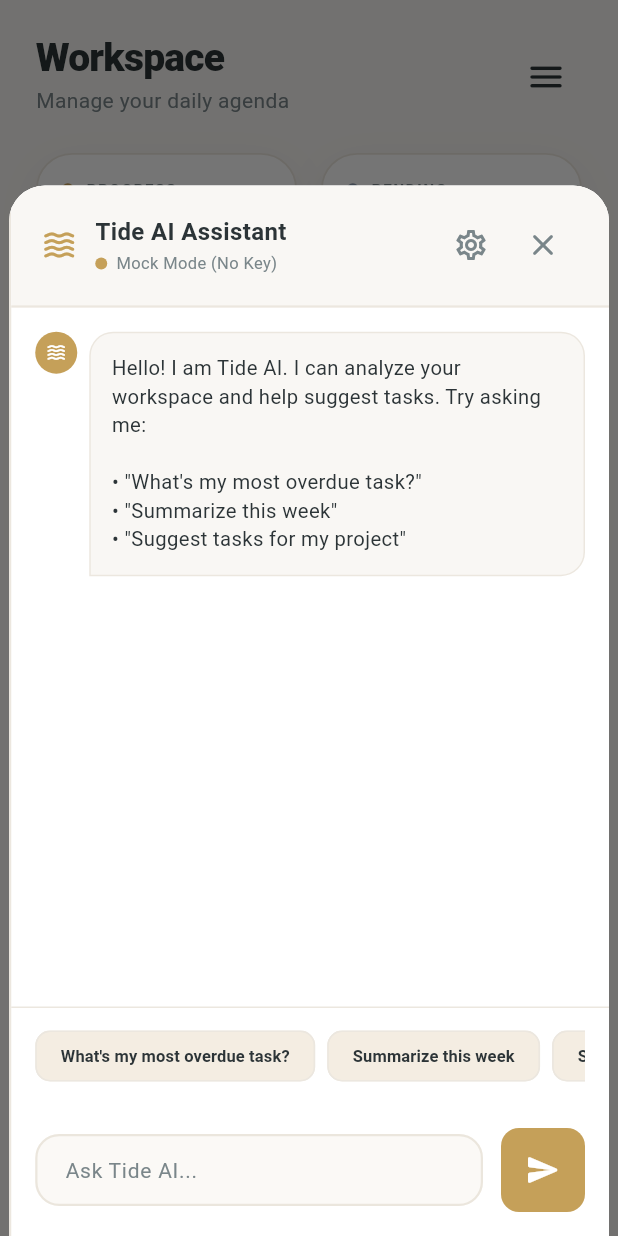
After one commit to anjo2007/tide, a Flutter app: the DashboardScreen screen opened directly, after a tap on the "forum" icon, on a phone screen of 412 x 824 dp. The commit adds this screen. Run offline on Flutter 3.47's test engine with Material 3 defaults, Android fonts, the light colour scheme and no system bars; our stand-ins replace cloud_firestore, firebase_auth, firebase_core, firebase_storage, google_generative_ai, google_sign_in and 2 more; accounts and stored records are empty.

Commit message:
feat: integrate gemini-powered ai chat assistant with task context and message history

```diff
--- /dev/null
+++ b/lib/services/ai_service.dart
@@ -0,0 +1,190 @@
+import 'package:flutter/foundation.dart';
+import 'package:google_generative_ai/google_generative_ai.dart';
+import 'package:shared_preferences/shared_preferences.dart';
+import 'package:tide/models/task_model.dart';
+import 'package:tide/models/category_model.dart';
+
+class AIService {
+  static final AIService _instance = AIService._internal();
+  factory AIService() => _instance;
+  AIService._internal();
+
+  static const String _apiKeyPrefsKey = 'gemini_api_key';
+
+  // Get saved API key
+  Future<String> getApiKey() async {
+    final prefs = await SharedPreferences.getInstance();
+    return prefs.getString(_apiKeyPrefsKey) ?? '';
+  }
+
+  // Save API key
+  Future<void> saveApiKey(String apiKey) async {
+    final prefs = await SharedPreferences.getInstance();
+    await prefs.setString(_apiKeyPrefsKey, apiKey.trim());
+  }
+
+  // Send message to Gemini with task list context
+  Future<String> getAIResponse({
+    required String userMessage,
+    required List<TaskModel> tasks,
+  }) async {
+    final apiKey = await getApiKey();
+
+    if (apiKey.isEmpty) {
+      // No API key - Run offline mock intelligence
+      return _getMockResponse(userMessage, tasks);
+    }
+
+    try {
+      // 1. Construct system instruction context containing the user's tasks
+      final now = DateTime.now();
+      final tasksContext = tasks.map((t) {
+        final category = CategoryModel.defaultCategories.firstWhere(
+          (c) => c.id == t.categoryId,
+          orElse: () => CategoryModel(id: 'other', name: 'Other', iconName: 'bookmark', colorValue: 0xFF7A868A),
+        );
+        return '- ID: ${t.id}, Title: "${t.title}", Desc: "${t.description}", Board: ${category.name}, Priority: ${t.priority}, Due: ${t.dueDate.toIso8601String()}, Done: ${t.isCompleted}';
+      }).join('\n');
+
+      final systemInstruction = '''
+You are Tide AI, an advanced, premium, and friendly productivity assistant built into the Tide Task Manager.
+You have direct, real-time access to the user's task database to answer their questions.
+
+Current Local Time: ${now.toIso8601String()}
+
+Here is the user's current task list:
+$tasksContext
+
+Instructions:
+1. Always analyze the task list above when answering queries about overdue tasks, weekly agendas, summaries, or suggestions.
+2. Answer concisely in clean, beautiful Markdown.
+3. If they ask about "most overdue task", locate the incomplete tasks whose due dates are in the past, pick the oldest one, and describe it clearly.
+4. If they ask to "summarize this week", count tasks due, completed rates, priority highlights, and write a summary.
+5. If they ask to "suggest tasks", suggest 3 smart, highly relevant tasks based on the categories they currently work on (e.g. Work, Personal, Shopping).
+''';
+
+      // 2. Initialize Gemini Model
+      final model = GenerativeModel(
+        model: 'gemini-1.5-flash',
+        apiKey: apiKey,
+        systemInstruction: Content.system(systemInstruction),
+      );
+
+      // 3. Generate content
+      final content = [Content.text(userMessage)];
+      final response = await model.generateContent(content);
+
+      return response.text ?? 'I received an empty response from Gemini. Please try again.';
+    } catch (e) {
+      debugPrint('Gemini API Error: $e');
+      return 'Error connecting to Gemini: ${e.toString()}\n\n*Tip: Double-check your API key in the chat settings gear.*';
+    }
+  }
+
+  // High-fidelity local Dart-based parser for Offline Mock Mode
+  Future<String> _getMockResponse(String message, List<TaskModel> tasks) async {
+    await Future.delayed(const Duration(milliseconds: 1000));
+    final cleanMsg = message.toLowerCase().trim();
+    final now = DateTime.now();
+
+    // 1. "What's my most overdue task?"
+    if (cleanMsg.contains('overdue') || cleanMsg.contains('most overdue')) {
+      final overdueTasks = tasks.where((t) {
+        if (t.isCompleted) return false;
+        // Check if due date is before today (and not today)
+        return t.dueDate.isBefore(now) &&
+            !(t.dueDate.year == now.year && t.dueDate.month == now.month && t.dueDate.day == now.day);
+      }).toList();
+
+      if (overdueTasks.isEmpty) {
+        return "✨ **Tide AI:** Great news! You have **no overdue tasks** currently. Keep up the gentle flow!";
+      }
+
+      // Sort by due date (oldest first)
+      overdueTasks.sort((a, b) => a.dueDate.compareTo(b.dueDate));
+      final mostOverdue = overdueTasks.first;
+      final daysAgo = now.difference(mostOverdue.dueDate).inDays;
+      final formattedDate = "${mostOverdue.dueDate.month}/${mostOverdue.dueDate.day}";
+
+      return """
+⚠️ **Your Most Overdue Task:**
+
+*   **Task:** **${mostOverdue.title}**
+*   **Due Date:** $formattedDate (${daysAgo == 0 ? 'Yesterday' : '$daysAgo days ago'})
+*   **Priority:** `${mostOverdue.priority}`
+*   **Notes:** ${mostOverdue.description.isNotEmpty ? mostOverdue.description : 'No notes added.'}
+
+*Recommendation: Tackle this task first to clear your mind!*
+""";
+    }
+
+    // 2. "Summarize this week"
+    if (cleanMsg.contains('summarize') || cleanMsg.contains('summary') || cleanMsg.contains('week')) {
+      final completed = tasks.where((t) => t.isCompleted).length;
+      final pending = tasks.where((t) => !t.isCompleted).length;
+      final highPrio = tasks.where((t) => t.priority == 'High' && !t.isCompleted).length;
+
+      final completionRate = tasks.isEmpty ? 0 : ((completed / tasks.length) * 100).toInt();
+
+      return """
+📊 **Weekly Productivity Summary:**
+
+Here is the status of your tasks:
+*   **Total Tasks:** ${tasks.length}
+*   **Completed:** $completed
+*   **Pending:** $pending
+*   **Urgent (High Priority):** $highPrio
+*   **Completion Rate:** `$completionRate%`
+
+💡 **AI Insights:**
+${completionRate > 50 ? '🎉 You are doing great! More than half of your tasks are completed.' : '🌊 Take a deep breath. Focus on your High Priority tasks first to build momentum.'}
+""";
+    }
+
+    // 3. "Suggest tasks for my project"
+    if (cleanMsg.contains('suggest') || cleanMsg.contains('recommend') || cleanMsg.contains('project')) {
+      // Find the most active category
+      final categoryCounts = <String, int>{};
+      for (var t in tasks) {
+        categoryCounts[t.categoryId] = (categoryCounts[t.categoryId] ?? 0) + 1;
+      }
+
+      var topCategory = 'work';
+      var maxCount = 0;
+      categoryCounts.forEach((key, val) {
+        if (val > maxCount) {
+          maxCount = val;
+          topCategory = key;
+        }
+      });
+
+      final category = CategoryModel.defaultCategories.firstWhere(
+        (c) => c.id == topCategory,
+        orElse: () => CategoryModel(id: 'work', name: 'Work', iconName: 'work', colorValue: 0xFFC5A059),
+      );
+
+      return """
+💡 **Suggested Tasks for your "${category.name}" board:**
+
+Based on your current focus, here are 3 recommended follow-up actions:
+1.  **Review progress milestones** — Block out 15 minutes to organize outstanding items on this board.
+2.  **Define next subtasks** — Break down your largest pending task into 3 manageable chunks.
+3.  **Clean up archives** — Mark older, completed tasks as done or delete items you no longer need.
+
+*Note: Configure your Gemini API key in the chat settings to receive personalized, advanced suggestions!*
+""";
+    }
+
+    // Generic response
+    return """
+👋 **Hello! I am Tide AI.**
+
+I can help you analyze your tasks and plan your workflow. Try asking me:
+*   *"What's my most overdue task?"*
+*   *"Summarize this week"*
+*   *"Suggest tasks for my project"*
+
+*💡 Note: Connect your Gemini API Key in the chat settings (gear icon) to unlock real-time advanced conversational intelligence.*
+""";
+  }
+}
--- a/lib/views/dashboard/dashboard_screen.dart
+++ b/lib/views/dashboard/dashboard_screen.dart
@@ -7,6 +7,7 @@ import 'package:tide/views/dashboard/widgets/sidebar_menu.dart';
 import 'package:tide/views/dashboard/widgets/stat_summary.dart';
 import 'package:tide/views/dashboard/widgets/task_list.dart';
 import 'package:tide/views/task/task_editor_screen.dart';
+import 'package:tide/views/dashboard/widgets/ai_assistant_panel.dart';
 
 class DashboardScreen extends StatefulWidget {
   const DashboardScreen({super.key});
@@ -17,6 +18,35 @@ class DashboardScreen extends StatefulWidget {
 
 class _DashboardScreenState extends State<DashboardScreen> {
   final _searchController = TextEditingController();
+  bool _showAiAssistant = false;
+
+  void _toggleAiAssistant() {
+    final size = MediaQuery.of(context).size;
+    final isDesktop = size.width > 950;
+    if (isDesktop) {
+      setState(() {
+        _showAiAssistant = !_showAiAssistant;
+      });
+    } else {
+      showModalBottomSheet(
+        context: context,
+        isScrollControlled: true,
+        backgroundColor: Colors.white,
+        shape: const RoundedRectangleBorder(
+          borderRadius: BorderRadius.vertical(top: Radius.circular(24)),
+        ),
+        builder: (context) => SizedBox(
+          height: MediaQuery.of(context).size.height * 0.85,
+          child: ClipRRect(
+            borderRadius: const BorderRadius.vertical(top: Radius.circular(24)),
+            child: AIAssistantPanel(
+              onClose: () => Navigator.pop(context),
+            ),
+          ),
+        ),
+      );
+    }
+  }
 
   @override
   void initState() {
@@ -183,7 +213,25 @@ class _DashboardScreenState extends State<DashboardScreen> {
           Expanded(
             child: Scaffold(
               body: SafeArea(child: mainContent),
-              floatingActionButton: FloatingActionButton.extended(
+              floatingActionButton: Column(
+                mainAxisSize: MainAxisSize.min,
+                crossAxisAlignment: CrossAxisAlignment.end,
+                children: [
+                  FloatingActionButton(
+                    heroTag: 'ai_chat_fab',
+                    backgroundColor: AppTheme.goldAccent,
+                    foregroundColor: Colors.white,
+                    tooltip: 'Ask Tide AI',
+                    onPressed: _toggleAiAssistant,
+                    child: Icon(
+                      isDesktop && _showAiAssistant
+                          ? Icons.close_rounded
+                          : Icons.forum_rounded,
+                    ),
+                  ),
+                  const SizedBox(height: 12),
+                  FloatingActionButton.extended(
+                    heroTag: 'add_task_fab',
                     onPressed: () {
                       final auth = Provider.of<AuthProvider>(context, listen: false);
                       if (auth.user != null) {
@@ -198,7 +246,13 @@ class _DashboardScreenState extends State<DashboardScreen> {
                     icon: const Icon(Icons.add_rounded),
                     label: const Text('Add Task', style: TextStyle(fontWeight: FontWeight.bold)),
                   ),
+                ],
               ),
+            ),
+          ),
+          if (isDesktop && _showAiAssistant)
+            AIAssistantPanel(
+              onClose: () => setState(() => _showAiAssistant = false),
             ),
         ],
       ),
--- /dev/null
+++ b/lib/views/dashboard/widgets/ai_assistant_panel.dart
@@ -0,0 +1,390 @@
+import 'package:flutter/material.dart';
+import 'package:provider/provider.dart';
+import 'package:tide/providers/task_provider.dart';
+import 'package:tide/services/ai_service.dart';
+import 'package:tide/theme/app_theme.dart';
+
+class ChatMessage {
+  final String text;
+  final bool isUser;
+  final DateTime timestamp;
+
+  ChatMessage({
+    required this.text,
+    required this.isUser,
+    required this.timestamp,
+  });
+}
+
+class AIAssistantPanel extends StatefulWidget {
+  final VoidCallback onClose;
+  const AIAssistantPanel({super.key, required this.onClose});
+
+  @override
+  State<AIAssistantPanel> createState() => _AIAssistantPanelState();
+}
+
+class _AIAssistantPanelState extends State<AIAssistantPanel> {
+  final List<ChatMessage> _messages = [];
+  final _textController = TextEditingController();
+  final _apiKeyController = TextEditingController();
+  final _scrollController = ScrollController();
+
+  bool _isLoading = false;
+  bool _showSettings = false;
+  bool _hasApiKey = false;
+  final AIService _aiService = AIService();
+
+  @override
+  void initState() {
+    super.initState();
+    _loadSettings();
+    _addInitialGreeting();
+  }
+
+  @override
+  void dispose() {
+    _textController.dispose();
+    _apiKeyController.dispose();
+    _scrollController.dispose();
+    super.dispose();
+  }
+
+  Future<void> _loadSettings() async {
+    final key = await _aiService.getApiKey();
+    setState(() {
+      _apiKeyController.text = key;
+      _hasApiKey = key.isNotEmpty;
+    });
+  }
+
+  void _addInitialGreeting() {
+    _messages.add(
+      ChatMessage(
+        text: "Hello! I am Tide AI. I can analyze your workspace and help suggest tasks. Try asking me:\n\n• \"What's my most overdue task?\"\n• \"Summarize this week\"\n• \"Suggest tasks for my project\"",
+        isUser: false,
+        timestamp: DateTime.now(),
+      ),
+    );
+  }
+
+  Future<void> _saveApiKey() async {
+    await _aiService.saveApiKey(_apiKeyController.text.trim());
+    setState(() {
+      _hasApiKey = _apiKeyController.text.trim().isNotEmpty;
+      _showSettings = false;
+    });
+    if (mounted) {
+      ScaffoldMessenger.of(context).showSnackBar(
+        SnackBar(
+          content: Text(_hasApiKey ? 'Gemini API Key saved successfully!' : 'API Key cleared. Using local Mock Mode.'),
+        ),
+      );
+    }
+  }
+
+  Future<void> _sendMessage(String text) async {
+    if (text.trim().isEmpty) return;
+
+    final userMsg = ChatMessage(text: text, isUser: true, timestamp: DateTime.now());
+    setState(() {
+      _messages.add(userMsg);
+      _isLoading = true;
+    });
+    _textController.clear();
+    _scrollToBottom();
+
+    final taskProvider = Provider.of<TaskProvider>(context, listen: false);
+    final tasks = taskProvider.tasks;
+
+    final aiResponse = await _aiService.getAIResponse(
+      userMessage: text,
+      tasks: tasks,
+    );
+
+    if (mounted) {
+      setState(() {
+        _messages.add(
+          ChatMessage(text: aiResponse, isUser: false, timestamp: DateTime.now()),
+        );
+        _isLoading = false;
+      });
+      _scrollToBottom();
+    }
+  }
+
+  void _scrollToBottom() {
+    WidgetsBinding.instance.addPostFrameCallback((_) {
+      if (_scrollController.hasClients) {
+        _scrollController.animateTo(
+          _scrollController.position.maxScrollExtent,
+          duration: const Duration(milliseconds: 300),
+          curve: Curves.easeOut,
+        );
+      }
+    });
+  }
+
+  @override
+  Widget build(BuildContext context) {
+    return Container(
+      width: 400,
+      decoration: BoxDecoration(
+        color: Colors.white,
+        border: const Border(left: BorderSide(color: Color(0xFFECE7DF), width: 1.5)),
+        boxShadow: AppTheme.premiumShadow,
+      ),
+      child: Column(
+        crossAxisAlignment: CrossAxisAlignment.stretch,
+        children: [
+          // Header Section
+          Container(
+            padding: const EdgeInsets.symmetric(horizontal: 20, vertical: 16),
+            decoration: const BoxDecoration(
+              color: AppTheme.creamBg,
+              border: Border(bottom: BorderSide(color: Color(0xFFECE7DF), width: 1.5)),
+            ),
+            child: SafeArea(
+              bottom: false,
+              child: Row(
+                children: [
+                  const Icon(Icons.waves_rounded, color: AppTheme.goldAccent, size: 24),
+                  const SizedBox(width: 12),
+                  Expanded(
+                    child: Column(
+                      crossAxisAlignment: CrossAxisAlignment.start,
+                      children: [
+                        const Text(
+                          'Tide AI Assistant',
+                          style: TextStyle(fontWeight: FontWeight.bold, fontSize: 16, color: AppTheme.textDark),
+                        ),
+                        Row(
+                          children: [
+                            Container(
+                              width: 8,
+                              height: 8,
+                              decoration: BoxDecoration(
+                                color: _hasApiKey ? AppTheme.successSage : AppTheme.goldAccent,
+                                shape: BoxShape.circle,
+                              ),
+                            ),
+                            const SizedBox(width: 6),
+                            Text(
+                              _hasApiKey ? 'Gemini Live' : 'Mock Mode (No Key)',
+                              style: const TextStyle(fontSize: 11, color: AppTheme.textMuted),
+                            ),
+                          ],
+                        ),
+                      ],
+                    ),
+                  ),
+                  IconButton(
+                    icon: Icon(Icons.settings_outlined, color: _showSettings ? AppTheme.goldAccent : AppTheme.textMuted),
+                    onPressed: () => setState(() => _showSettings = !_showSettings),
+                  ),
+                  IconButton(
+                    icon: const Icon(Icons.close_rounded, color: AppTheme.textMuted),
+                    onPressed: widget.onClose,
+                  ),
+                ],
+              ),
+            ),
+          ),
+
+          // API Key Settings panel
+          if (_showSettings)
+            Container(
+              padding: const EdgeInsets.all(16),
+              decoration: const BoxDecoration(
+                color: Color(0xFFFAF8F5),
+                border: Border(bottom: BorderSide(color: Color(0xFFECE7DF))),
+              ),
+              child: Column(
+                crossAxisAlignment: CrossAxisAlignment.stretch,
+                children: [
+                  Row(
+                    mainAxisAlignment: MainAxisAlignment.spaceBetween,
+                    children: [
+                      const Text(
+                        'Gemini API Key Settings',
+                        style: TextStyle(fontWeight: FontWeight.bold, fontSize: 13, color: AppTheme.textDark),
+                      ),
+                      InkWell(
+                        onTap: () {
+                          // Inform user about Google AI Studio
+                        },
+                        child: const Text(
+                          'Google AI Studio ↗',
+                          style: TextStyle(color: AppTheme.infoBlue, fontSize: 11, fontWeight: FontWeight.bold),
+                        ),
+                      ),
+                    ],
+                  ),
+                  const SizedBox(height: 10),
+                  TextField(
+                    controller: _apiKeyController,
+                    obscureText: true,
+                    decoration: InputDecoration(
+                      hintText: 'Paste Gemini API Key...',
+                      hintStyle: const TextStyle(fontSize: 12),
+                      contentPadding: const EdgeInsets.symmetric(horizontal: 12, vertical: 10),
+                      suffixIcon: IconButton(
+                        icon: const Icon(Icons.save_rounded, color: AppTheme.goldAccent),
+                        onPressed: _saveApiKey,
+                      ),
+                    ),
+                  ),
+                ],
+              ),
+            ),
+
+          // Message List
+          Expanded(
+            child: ListView.builder(
+              controller: _scrollController,
+              padding: const EdgeInsets.all(16),
+              itemCount: _messages.length,
+              itemBuilder: (context, index) {
+                final msg = _messages[index];
+                return _buildMessageBubble(msg);
+              },
+            ),
+          ),
+
+          if (_isLoading)
+            Padding(
+              padding: const EdgeInsets.only(left: 20, bottom: 12),
+              child: Row(
+                children: [
+                  Container(
+                    padding: const EdgeInsets.all(12),
+                    decoration: BoxDecoration(
+                      color: const Color(0xFFF1EFEA),
+                      borderRadius: BorderRadius.circular(16),
+                    ),
+                    child: const SizedBox(
+                      width: 16,
+                      height: 16,
+                      child: CircularProgressIndicator(
+                        strokeWidth: 2,
+                        valueColor: AlwaysStoppedAnimation(AppTheme.goldAccent),
+                      ),
+                    ),
+                  ),
+                ],
+              ),
+            ),
+
+          // Suggestion Chips
+          Container(
+            padding: const EdgeInsets.symmetric(horizontal: 16, vertical: 8),
+            decoration: const BoxDecoration(
+              border: Border(top: BorderSide(color: Color(0xFFECE7DF), width: 1)),
+            ),
+            child: SingleChildScrollView(
+              scrollDirection: Axis.horizontal,
+              child: Row(
+                children: [
+                  _buildSuggestionChip("What's my most overdue task?"),
+                  _buildSuggestionChip("Summarize this week"),
+                  _buildSuggestionChip("Suggest tasks for my project"),
+                ],
+              ),
+            ),
+          ),
+
+          // Input Bar
+          Padding(
+            padding: const EdgeInsets.all(16),
+            child: Row(
+              children: [
+                Expanded(
+                  child: TextField(
+                    controller: _textController,
+                    onSubmitted: (val) => _sendMessage(val),
+                    decoration: const InputDecoration(
+                      hintText: 'Ask Tide AI...',
+                      contentPadding: EdgeInsets.symmetric(horizontal: 16, vertical: 12),
+                    ),
+                  ),
+                ),
+                const SizedBox(width: 12),
+                IconButton(
+                  onPressed: () => _sendMessage(_textController.text),
+                  style: IconButton.styleFrom(
+                    backgroundColor: AppTheme.goldAccent,
+                    foregroundColor: Colors.white,
+                    shape: RoundedRectangleBorder(borderRadius: BorderRadius.circular(12)),
+                    padding: const EdgeInsets.all(16),
+                  ),
+                  icon: const Icon(Icons.send_rounded),
+                ),
+              ],
+            ),
+          ),
+        ],
+      ),
+    );
+  }
+
+  Widget _buildSuggestionChip(String text) {
+    return Container(
+      margin: const EdgeInsets.only(right: 8),
+      child: ActionChip(
+        label: Text(text, style: const TextStyle(fontSize: 11, color: AppTheme.textDark)),
+        backgroundColor: AppTheme.goldLight,
+        side: const BorderSide(color: Color(0xFFECE7DF)),
+        shape: RoundedRectangleBorder(borderRadius: BorderRadius.circular(10)),
+        onPressed: () => _sendMessage(text),
+      ),
+    );
+  }
+
+  Widget _buildMessageBubble(ChatMessage msg) {
+    final alignRight = msg.isUser;
+    return Container(
+      margin: const EdgeInsets.only(bottom: 12),
+      child: Row(
+        mainAxisAlignment: alignRight ? MainAxisAlignment.end : MainAxisAlignment.start,
+        crossAxisAlignment: CrossAxisAlignment.start,
+        children: [
+          if (!alignRight) ...[
+            const CircleAvatar(
+              radius: 14,
+              backgroundColor: AppTheme.goldAccent,
+              child: Icon(Icons.waves_rounded, size: 14, color: Colors.white),
+            ),
+            const SizedBox(width: 8),
+          ],
+          Flexible(
+            child: Container(
+              padding: const EdgeInsets.all(14),
+              decoration: BoxDecoration(
+                color: alignRight ? AppTheme.goldLight : const Color(0xFFF9F7F4),
+                borderRadius: BorderRadius.only(
+                  topLeft: const Radius.circular(16),
+                  topRight: const Radius.circular(16),
+                  bottomLeft: Radius.circular(alignRight ? 16 : 0),
+                  bottomRight: Radius.circular(alignRight ? 0 : 16),
+                ),
+                border: Border.all(color: const Color(0xFFECE7DF), width: 1),
+              ),
+              child: Text(
+                msg.text,
+                style: const TextStyle(fontSize: 13.5, color: AppTheme.textDark, height: 1.4),
+              ),
+            ),
+          ),
+          if (alignRight) ...[
+            const SizedBox(width: 8),
+            const CircleAvatar(
+              radius: 14,
+              backgroundColor: AppTheme.infoBlue,
+              child: Icon(Icons.person_rounded, size: 14, color: Colors.white),
+            ),
+          ],
+        ],
+      ),
+    );
+  }
+}
--- a/pubspec.yaml
+++ b/pubspec.yaml
@@ -43,6 +43,8 @@ dependencies:
   image_picker: ^1.2.2
   intl: ^0.20.2
   font_awesome_flutter: ^11.0.0
+  google_generative_ai: ^0.4.7
+  shared_preferences: ^2.5.5
 
 dev_dependencies:
   flutter_test:
```
Also changed, not shown: pubspec.lock, 1 other file. Lines whose indentation alone changed are shown as unchanged.
